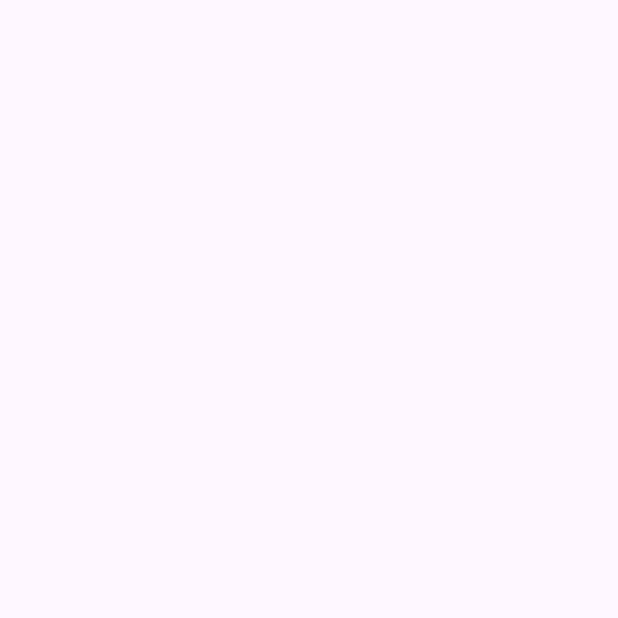
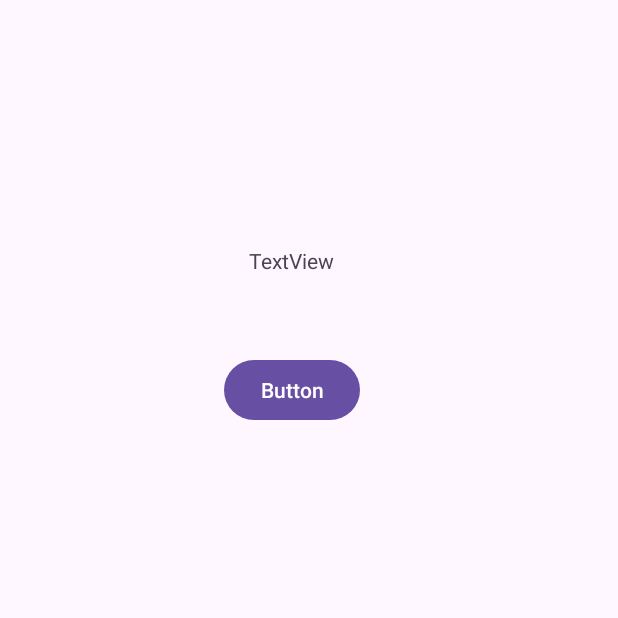
Before and after one commit to mahbub87/EECS4443-project, an Android app: the FirstTaskActivity screen opened directly, with no data from a screen before it, on a phone screen of 412 x 824 dp, the top half of it. Before the commit the part shown is empty. Run offline under Robolectric (Android 15) with nearby library versions, the phone set to English and light mode, and no system bars.

Commit message:
added speech to text in first activity

```diff
--- a/app/src/main/java/com/example/eecs4443_project/FirstTaskActivity.java
+++ b/app/src/main/java/com/example/eecs4443_project/FirstTaskActivity.java
@@ -4,6 +4,8 @@ import android.content.Intent;
 import android.os.Bundle;
 import android.speech.RecognizerIntent;
 import android.view.View;
+import android.widget.Button;
+import android.widget.TextView;
 
 import androidx.activity.EdgeToEdge;
 import androidx.annotation.Nullable;
@@ -15,6 +17,8 @@ import androidx.core.view.WindowInsetsCompat;
 public class FirstTaskActivity extends AppCompatActivity {
     private int VOICE_PERMISSION = 100;
 
+    private TextView textView;
+    private Button speak;
     @Override
     protected void onCreate(Bundle savedInstanceState) {
         super.onCreate(savedInstanceState);
@@ -25,9 +29,16 @@ public class FirstTaskActivity extends AppCompatActivity {
             v.setPadding(systemBars.left, systemBars.top, systemBars.right, systemBars.bottom);
             return insets;
         });
+
+        textView = findViewById(R.id.textViewTEST);
+        speak = findViewById(R.id.buttonTest);
+
+        speak.setOnClickListener(v ->{
+            speak();
+        });
     }
 
-    public void speak(View view){
+    public void speak(){
         Intent intent = new Intent(RecognizerIntent.ACTION_RECOGNIZE_SPEECH);
         intent.putExtra(RecognizerIntent.EXTRA_LANGUAGE_MODEL, RecognizerIntent.LANGUAGE_MODEL_FREE_FORM);
         intent.putExtra(RecognizerIntent.EXTRA_PROMPT, "Start Speak");
@@ -39,7 +50,7 @@ public class FirstTaskActivity extends AppCompatActivity {
         super.onActivityResult(requestCode, resultCode, data);
 
         if(requestCode == VOICE_PERMISSION && resultCode == RESULT_OK){
-            //textview.settext(data.getStringArrayListExtra(RecorgnizerIntent.EXTRA_RESULTS).get(0);
+            textView.setText(data.getStringArrayListExtra(RecognizerIntent.EXTRA_RESULTS).get(0));
 
         }
     }
--- a/app/src/main/res/layout/activity_first_task.xml
+++ b/app/src/main/res/layout/activity_first_task.xml
@@ -7,4 +7,25 @@
     android:layout_height="match_parent"
     tools:context=".FirstTaskActivity">
 
+    <TextView
+        android:id="@+id/textViewTEST"
+        android:layout_width="wrap_content"
+        android:layout_height="wrap_content"
+        android:layout_marginTop="164dp"
+        android:text="TextView"
+        app:layout_constraintEnd_toEndOf="parent"
+        app:layout_constraintHorizontal_bias="0.467"
+        app:layout_constraintStart_toStartOf="parent"
+        app:layout_constraintTop_toTopOf="parent" />
+
+    <Button
+        android:id="@+id/buttonTest"
+        android:layout_width="wrap_content"
+        android:layout_height="wrap_content"
+        android:layout_marginTop="236dp"
+        android:text="Button"
+        app:layout_constraintEnd_toEndOf="parent"
+        app:layout_constraintHorizontal_bias="0.464"
+        app:layout_constraintStart_toStartOf="parent"
+        app:layout_constraintTop_toTopOf="parent" />
 </androidx.constraintlayout.widget.ConstraintLayout>
--- a/app/src/main/res/layout/activity_main.xml
+++ b/app/src/main/res/layout/activity_main.xml
@@ -10,8 +10,8 @@
 
     <androidx.appcompat.widget.Toolbar
         android:id="@+id/toolbar"
-        android:layout_width="409dp"
-        android:layout_height="wrap_content"
+        android:layout_width="413dp"
+        android:layout_height="60dp"
         android:background="?attr/colorPrimary"
         android:minHeight="?attr/actionBarSize"
         android:theme="?attr/actionBarTheme"
```
